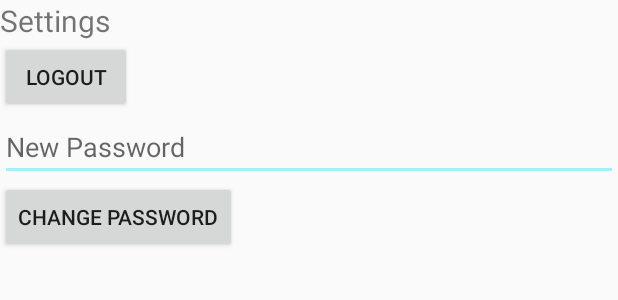
After one commit to manuelleung/HiddenMessage, an Android app: the layout activity_setting.xml on its own in the app's theme, with its tools: preview values and no code run, on a phone screen of 412 x 824 dp. The commit adds this screen. Shown: the top 300 px of the screen. Run offline under Robolectric (Android 15) with nearby library versions, the phone set to English and light mode, and no system bars.

Commit message:
added forgot password reset, and settings to logout or change password

```diff
--- a/app/src/main/java/com/hiddenmessageteam/LoginActivity.java
+++ b/app/src/main/java/com/hiddenmessageteam/LoginActivity.java
@@ -106,9 +106,12 @@ public class LoginActivity extends AppCompatActivity implements NetworkCheck.OnT
                         startActivity(mapIntent);
                         finish();
                     }
+                    else if(Integer.parseInt(json.getString("error")) == 1){
+                        Toast.makeText(getApplicationContext(), "Incorrect email or password", Toast.LENGTH_SHORT).show();
+                    }
                 }
                 else {
-                    Toast.makeText(getApplicationContext(), "Incorrect email or password", Toast.LENGTH_SHORT).show();
+                    Toast.makeText(getApplicationContext(), "Error occured in login", Toast.LENGTH_SHORT).show();
                 }
             } catch (Exception e) {
                 e.printStackTrace();
--- a/app/src/main/java/com/hiddenmessageteam/MapsActivity.java
+++ b/app/src/main/java/com/hiddenmessageteam/MapsActivity.java
@@ -312,7 +312,10 @@ public class MapsActivity extends FragmentActivity implements OnMapReadyCallback
         } else if (id == R.id.nav_my_messages) {
 
         } else if (id == R.id.nav_settings) {
-
+            Intent settingIntent = new Intent(getApplicationContext(), SettingActivity.class);
+            settingIntent.addFlags(Intent.FLAG_ACTIVITY_CLEAR_TOP);
+            startActivity(settingIntent);
+            finish();
         } else if (id == R.id.nav_share) {
 
         } else if (id == R.id.nav_send) {
--- a/app/src/main/java/com/hiddenmessageteam/RetrieveAllMessagesActivity.java
+++ b/app/src/main/java/com/hiddenmessageteam/RetrieveAllMessagesActivity.java
@@ -55,11 +55,11 @@ public class RetrieveAllMessagesActivity extends AppCompatActivity implements Ne
     @Override
     public void onConnCompleted(boolean conn) {
         if(conn) {
-            Toast.makeText(getApplicationContext(), "Connection Success!!!", Toast.LENGTH_SHORT).show();
+            //Toast.makeText(getApplicationContext(), "Connection Success!!!", Toast.LENGTH_SHORT).show();
             new ProcessRetrieveAllMessages().execute();
         }
         else {
-            Toast.makeText(getApplicationContext(), "NOT !!!", Toast.LENGTH_SHORT).show();
+            Toast.makeText(getApplicationContext(), "No internet connection", Toast.LENGTH_SHORT).show();
         }
     }
 
@@ -79,7 +79,7 @@ public class RetrieveAllMessagesActivity extends AppCompatActivity implements Ne
             try {
                 if(json.getString(KEY_SUCCESS)!=null) {
                     if(Integer.parseInt(json.getString(KEY_SUCCESS))==1) {
-                        Toast.makeText(getApplicationContext(), "Success!", Toast.LENGTH_SHORT).show();
+                        //Toast.makeText(getApplicationContext(), "Success!", Toast.LENGTH_SHORT).show();
                         Iterator<String> keys = json.keys();
                         int count = 0;
                         while(keys.hasNext()) {
--- a/app/src/main/java/com/hiddenmessageteam/SaveMessageActivity.java
+++ b/app/src/main/java/com/hiddenmessageteam/SaveMessageActivity.java
@@ -58,7 +58,7 @@ public class SaveMessageActivity extends AppCompatActivity implements NetworkChe
 
         //Toast.makeText(getApplicationContext(), "latitude: "+latitude+" longitude: "+longitude, Toast.LENGTH_SHORT).show();
 
-        Button postButton = (Button) findViewById(R.id.button_post);
+        final Button postButton = (Button) findViewById(R.id.button_post);
 
         postButton.setOnClickListener(new View.OnClickListener() {
             @Override
@@ -69,6 +69,7 @@ public class SaveMessageActivity extends AppCompatActivity implements NetworkChe
 
                 NetworkCheck checkConnection = new NetworkCheck(getApplicationContext(), SaveMessageActivity.this);
                 if ((!displayName.equals("")) && (!title.equals("")) && (!content.equals(""))) {
+                    postButton.setEnabled(false);
                     checkConnection.netAsync(v);
                 } else {
                     Toast.makeText(getApplicationContext(), "One of the fields is empty", Toast.LENGTH_SHORT).show();
--- a/app/src/main/java/com/hiddenmessageteam/database/MessageRequest.java
+++ b/app/src/main/java/com/hiddenmessageteam/database/MessageRequest.java
@@ -47,7 +47,7 @@ public class MessageRequest implements NetworkCheck.OnTaskCompleted {
             new ProcessRetrieveAllMessages().execute();
         }
         else {
-            Toast.makeText(context, "NOT !!!", Toast.LENGTH_SHORT).show();
+            Toast.makeText(context, "No internet connection", Toast.LENGTH_SHORT).show();
         }
     }
 
@@ -71,11 +71,11 @@ public class MessageRequest implements NetworkCheck.OnTaskCompleted {
             try {
                 if(json.getString(KEY_SUCCESS)!=null) {
                     if(Integer.parseInt(json.getString(KEY_SUCCESS))==1) {
-                        Toast.makeText(context, "Success!", Toast.LENGTH_SHORT).show();
+                        //Toast.makeText(context, "refreshed!", Toast.LENGTH_SHORT).show();
                         listener.onRequestCompleted(json);
                     }
                     else {
-                        Toast.makeText(context, "Error occured in retrieve all messages", Toast.LENGTH_SHORT).show();
+                        //Toast.makeText(context, "Error occured in retrieving all messages", Toast.LENGTH_SHORT).show();
                     }
                 }
 
--- a/app/src/main/java/com/hiddenmessageteam/database/UserFunctions.java
+++ b/app/src/main/java/com/hiddenmessageteam/database/UserFunctions.java
@@ -60,10 +60,10 @@ public class UserFunctions {
         return json;
     }
 
-    public JSONObject forgotPassword(String forgotpassword) {
+    public JSONObject forgotPassword(String email) {
         HashMap<String, String> params = new HashMap<String, String>();
         params.put("tag", TAG_FORGOT);
-        params.put("forgotpassword", forgotpassword);
+        params.put("email", email);
         JSONObject json = jsonParser.makeHttpRequest(URL_FORGOT, "POST", params);
         return json;
     }
--- /dev/null
+++ b/app/src/main/res/layout/activity_setting.xml
@@ -0,0 +1,31 @@
+<?xml version="1.0" encoding="utf-8"?>
+<LinearLayout xmlns:android="http://schemas.android.com/apk/res/android"
+    android:orientation="vertical" android:layout_width="match_parent"
+    android:layout_height="match_parent">
+
+    <TextView
+        android:layout_width="wrap_content"
+        android:layout_height="wrap_content"
+        android:text="Settings"
+        android:textSize="20sp"/>
+
+    <Button
+        android:layout_width="wrap_content"
+        android:layout_height="wrap_content"
+        android:id="@+id/button_logout"
+        android:text="Logout"/>
+
+    <EditText
+        android:layout_width="match_parent"
+        android:layout_height="wrap_content"
+        android:id="@+id/new_password"
+        android:hint="New Password"
+        android:inputType="textPassword"/>
+
+    <Button
+        android:layout_width="wrap_content"
+        android:layout_height="wrap_content"
+        android:id="@+id/button_changepassword"
+        android:text="Change Password"/>
+
+</LinearLayout>
```
Also changed, not shown: app/src/main/AndroidManifest.xml (+9 -0 lines), app/src/main/java/com/hiddenmessageteam/ForgotPasswordActivity.java (added, +101 -0 lines), app/src/main/java/com/hiddenmessageteam/HomeActivity.java (+17 -0 lines), app/src/main/java/com/hiddenmessageteam/SettingActivity.java (added, +138 -0 lines), app/src/main/res/layout/activity_forgot_password.xml (added, +29 -0 lines), app/src/main/res/layout/home_activity.xml (+12 -0 lines), 1 other file.
